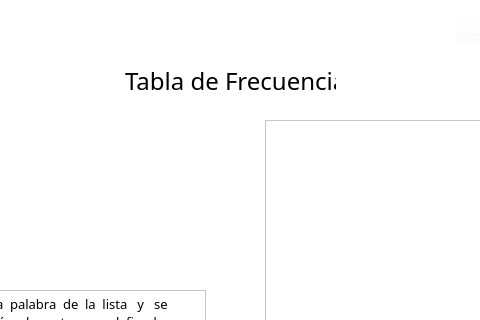
First picture: the form in Views/QtViews/TablaFrecuencia_Window.ui, repository Napssters/Abstrac_Cientifico, before the edit; both pictures show x 135 to 615 and y 0 to 320 of the 750 by 495 pixel window.
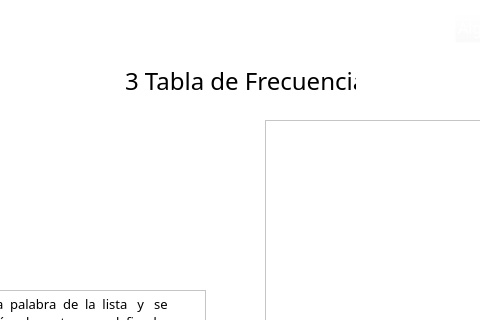
Second picture: the form after the edit. Icons and pictures are not drawn.

Diff of the .ui file:
```diff
--- a/Views/QtViews/TablaFrecuencia_Window.ui
+++ b/Views/QtViews/TablaFrecuencia_Window.ui
@@ -110,7 +110,7 @@
     <rect>
      <x>260</x>
      <y>60</y>
-     <width>211</width>
+     <width>231</width>
      <height>41</height>
     </rect>
    </property>
@@ -127,7 +127,7 @@
     <string notr="true">font: 75 18pt &quot;Sylfaen&quot;;</string>
    </property>
    <property name="text">
-    <string>Tabla de Frecuencia</string>
+    <string>3 Tabla de Frecuencia</string>
    </property>
   </widget>
   <widget class="QPushButton" name="ver">
```
